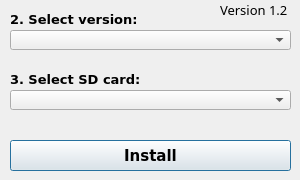
This is installer.ui in xbianonpi/xbian-installer-universal as Qt 5 draws it before an edit. The edited form follows.
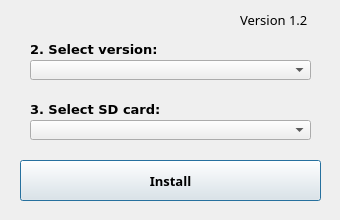
This is the edited form. Icons and pictures are not drawn.

```diff
--- a/installer.ui
+++ b/installer.ui
@@ -6,8 +6,8 @@
    <rect>
     <x>0</x>
     <y>0</y>
-    <width>300</width>
-    <height>180</height>
+    <width>340</width>
+    <height>220</height>
    </rect>
   </property>
   <property name="sizePolicy">
@@ -18,14 +18,14 @@
   </property>
   <property name="minimumSize">
    <size>
-    <width>300</width>
-    <height>180</height>
+    <width>340</width>
+    <height>220</height>
    </size>
   </property>
   <property name="maximumSize">
    <size>
-    <width>300</width>
-    <height>180</height>
+    <width>340</width>
+    <height>220</height>
    </size>
   </property>
   <property name="font">
@@ -62,8 +62,8 @@
   <widget class="QLabel" name="lbSelectVersion">
    <property name="geometry">
     <rect>
-     <x>10</x>
-     <y>10</y>
+     <x>30</x>
+     <y>40</y>
      <width>171</width>
      <height>18</height>
     </rect>
@@ -89,15 +89,15 @@
   <widget class="QPushButton" name="btInstall">
    <property name="geometry">
     <rect>
-     <x>10</x>
-     <y>140</y>
-     <width>281</width>
-     <height>31</height>
+     <x>20</x>
+     <y>160</y>
+     <width>301</width>
+     <height>41</height>
     </rect>
    </property>
    <property name="font">
     <font>
-     <pointsize>11</pointsize>
+     <family>Sans</family>
      <weight>75</weight>
      <bold>true</bold>
     </font>
@@ -109,8 +109,8 @@
   <widget class="QComboBox" name="cbVersion">
    <property name="geometry">
     <rect>
-     <x>10</x>
-     <y>30</y>
+     <x>30</x>
+     <y>60</y>
      <width>281</width>
      <height>20</height>
     </rect>
@@ -125,8 +125,8 @@
   <widget class="QLabel" name="lbSelectSD">
    <property name="geometry">
     <rect>
-     <x>10</x>
-     <y>70</y>
+     <x>30</x>
+     <y>100</y>
      <width>231</width>
      <height>18</height>
     </rect>
@@ -146,8 +146,8 @@
   <widget class="QComboBox" name="cbSDcards">
    <property name="geometry">
     <rect>
-     <x>10</x>
-     <y>90</y>
+     <x>30</x>
+     <y>120</y>
      <width>281</width>
      <height>20</height>
     </rect>
@@ -162,8 +162,8 @@
   <widget class="QLabel" name="labelVersion">
    <property name="geometry">
     <rect>
-     <x>220</x>
-     <y>0</y>
+     <x>240</x>
+     <y>10</y>
      <width>81</width>
      <height>19</height>
     </rect>
```
